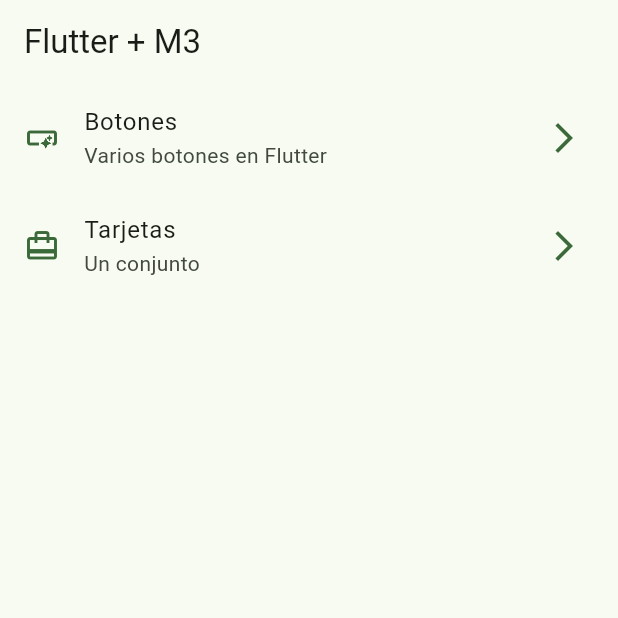
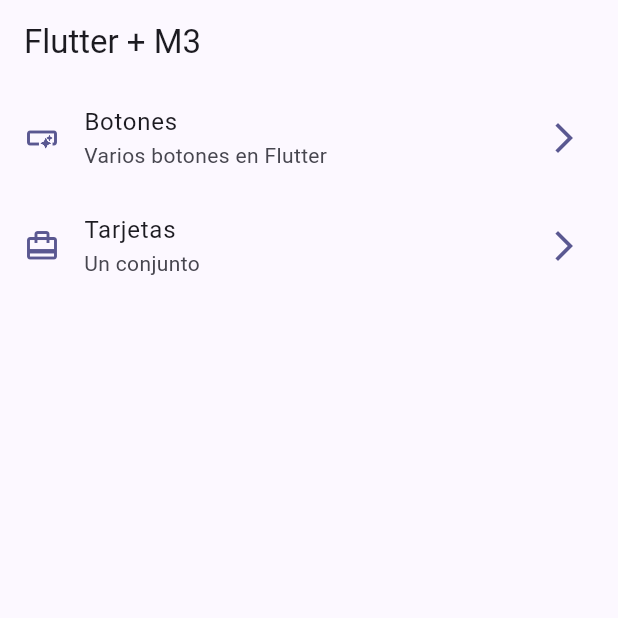
Before and after one commit to UPerezS/cucp_widget_app, a Flutter app: the screen it shows after launch, on a phone screen of 412 x 824 dp, the top half of it. Run offline on Flutter 3.47's test engine with Material 3 defaults, Android fonts, the phone set to English and light mode, and no system bars; our stand-ins replace go_router.

```diff
--- a/lib/config/theme/app_theme.dart
+++ b/lib/config/theme/app_theme.dart
@@ -1,8 +1,8 @@
 import 'package:flutter/material.dart';
 
 const colorList = <Color>[
-  Colors.black,
-  Colors.green
+  Color.fromARGB(255, 0, 217, 255),
+  Color.fromARGB(255, 59, 24, 255)
 ];
 
 class AppTheme {
--- a/lib/main.dart
+++ b/lib/main.dart
@@ -2,7 +2,6 @@
 import 'package:go_router/go_router.dart';
 import 'package:cucp_widget_app/config/router/app_router.dart';
 import 'package:cucp_widget_app/config/theme/app_theme.dart';
-import 'package:cucp_widget_app/presentation/screens/home/home_screen.dart';
 
 void main() {
   runApp(const MainApp());
@@ -13,10 +12,10 @@
 
   @override
   Widget build(BuildContext context) {
-    return MaterialApp(
+    return MaterialApp.router(
       debugShowCheckedModeBanner: false,
       theme: AppTheme(selectedColor: 1).getTheme(),
-      home: const HomeScreen()
+      routerConfig: appRouter, // Usa el GoRouter configurado.
     );
   }
 }
--- a/lib/presentation/screens/buttons/buttons_screen.dart
+++ b/lib/presentation/screens/buttons/buttons_screen.dart
@@ -8,7 +8,7 @@
   Widget build(BuildContext context) {
     return Scaffold(
       appBar: AppBar(
-        title: const Text('Botones')
+        title: const Text('Buttons')
         ),
         body: const _ButtonsView(),
         floatingActionButton: FloatingActionButton(
```
